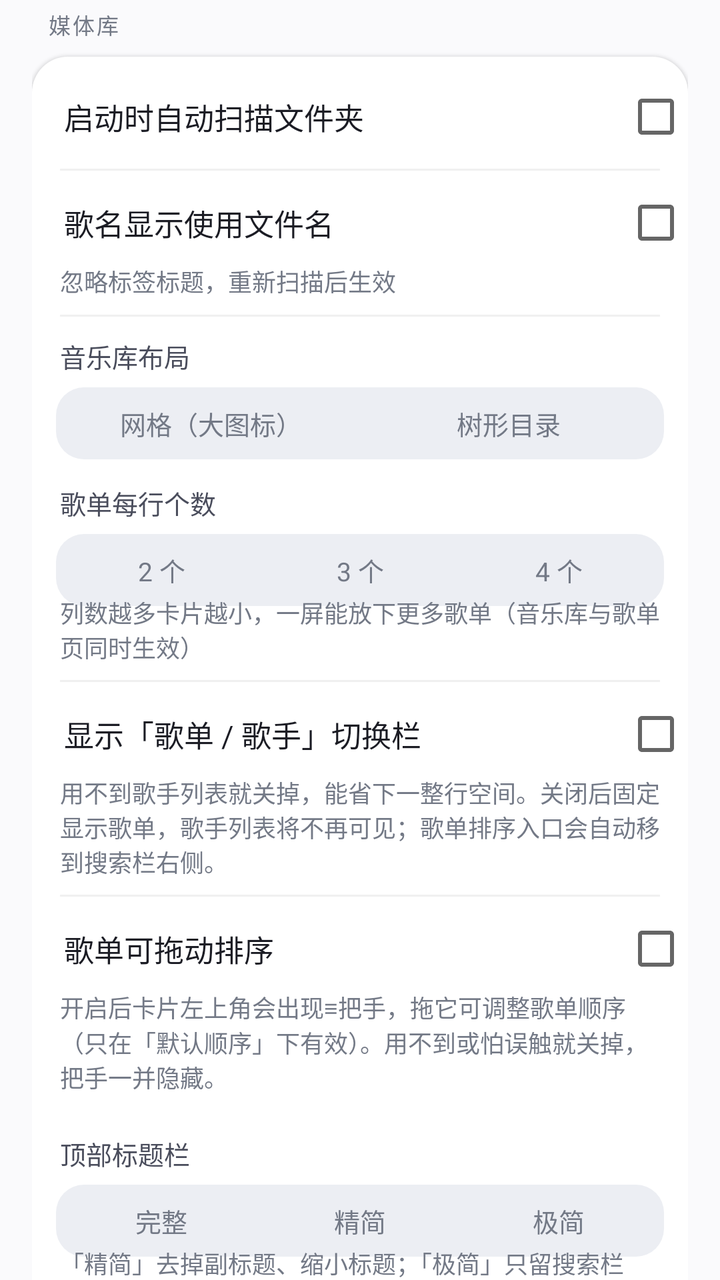
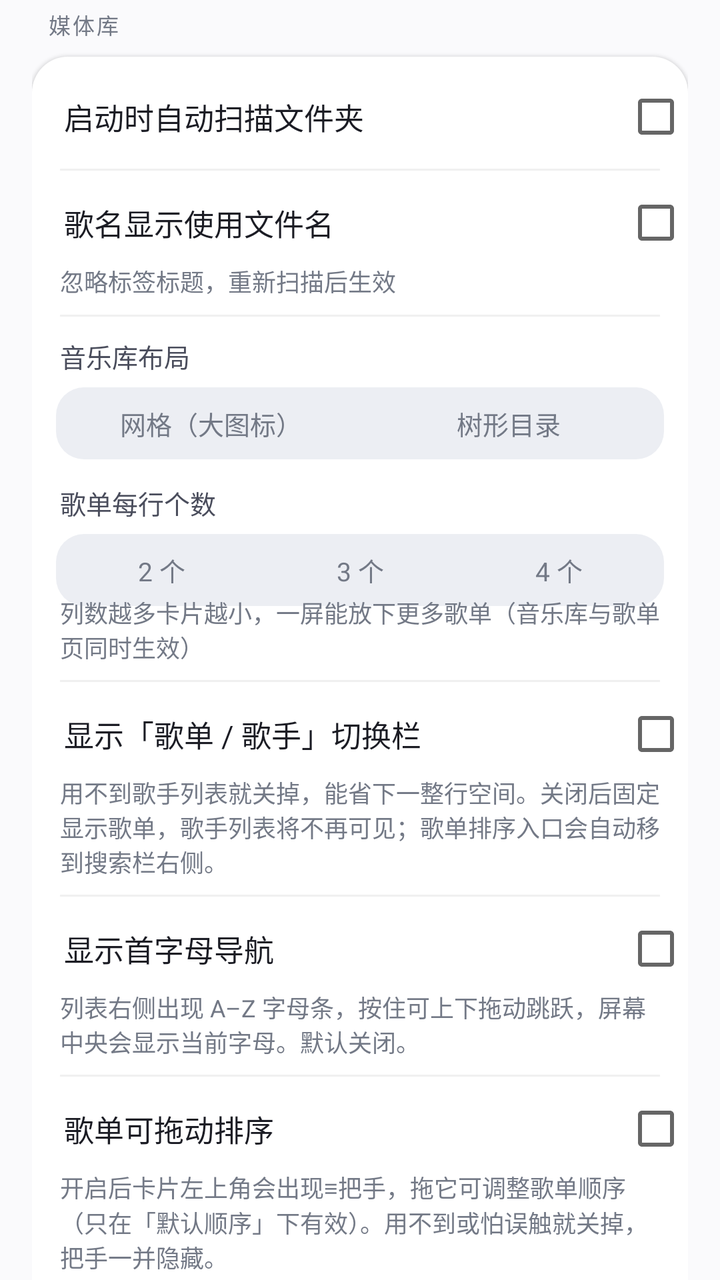

Two renders of the same Android screen: before a commit and after it. Below are the layout's source before the change and the commit's diff.
<!-- AndroidManifest.xml: application theme Theme.SubtitlePlayer -->
<!-- res/layout/settings_dialog.xml -->
<?xml version="1.0" encoding="utf-8"?>
<ScrollView xmlns:android="http://schemas.android.com/apk/res/android"
    android:layout_width="match_parent"
    android:layout_height="match_parent"
    android:overScrollMode="ifContentScrolls"
    android:scrollbars="none">

    <LinearLayout
        android:layout_width="match_parent"
        android:layout_height="wrap_content"
        android:orientation="vertical"
        android:paddingStart="16dp"
        android:paddingEnd="16dp"
        android:paddingTop="2dp"
        android:paddingBottom="10dp">

        
        <TextView
            style="@style/SettingsSection"
            android:layout_marginTop="2dp"
            android:text="@string/settings_cat_library" />

        <LinearLayout style="@style/SettingsCard">

            <CheckBox
                android:id="@+id/chkAutoScan"
                style="@style/SettingsSwitch"
                android:text="@string/auto_scan" />

            <View style="@style/SettingsDivider" />

            <CheckBox
                android:id="@+id/chkTitleFromFilename"
                style="@style/SettingsSwitch"
                android:text="@string/title_from_filename" />

            <TextView
                style="@style/SettingsHint"
                android:text="@string/title_from_filename_hint" />

            <View style="@style/SettingsDivider" />

            <TextView
                style="@style/SettingsLabel"
                android:layout_marginTop="10dp"
                android:text="@string/lib_layout" />

            <RadioGroup
                android:id="@+id/rgLibLayout"
                style="@style/SettingsSegment">

                <RadioButton
                    android:id="@+id/rbLibGrid"
                    style="@style/SettingsSegItem"
                    android:tag="0"
                    android:text="@string/lib_grid" />

                <RadioButton
                    android:id="@+id/rbLibTree"
                    style="@style/SettingsSegItem"
                    android:tag="1"
                    android:text="@string/lib_tree" />
            </RadioGroup>

            
            <TextView
                style="@style/SettingsLabel"
                android:text="@string/playlist_columns" />

            <RadioGroup
                android:id="@+id/rgPlaylistCols"
                style="@style/SettingsSegment">

                <RadioButton
                    android:id="@+id/rbCols2"
                    style="@style/SettingsSegItem"
                    android:tag="2"
                    android:text="@string/cols_2" />

                <RadioButton
                    android:id="@+id/rbCols3"
                    style="@style/SettingsSegItem"
                    android:tag="3"
                    android:text="@string/cols_3" />

                <RadioButton
                    android:id="@+id/rbCols4"
                    style="@style/SettingsSegItem"
                    android:tag="4"
                    android:text="@string/cols_4" />
            </RadioGroup>

            <TextView
                style="@style/SettingsHint"
                android:text="@string/playlist_columns_hint" />

            <View style="@style/SettingsDivider" />

            
            <CheckBox
                android:id="@+id/chkLibSegRow"
                style="@style/SettingsSwitch"
                android:text="@string/lib_seg_row" />

            <TextView
                style="@style/SettingsHint"
                android:text="@string/lib_seg_row_hint" />

            <View style="@style/SettingsDivider" />

            <CheckBox
                android:id="@+id/chkPlaylistDrag"
                style="@style/SettingsSwitch"
                android:text="@string/playlist_drag_enabled" />

            <TextView
                style="@style/SettingsHint"
                android:text="@string/playlist_drag_enabled_hint" />

            
            <TextView
                style="@style/SettingsLabel"
                android:text="@string/lib_header_style" />

            <RadioGroup
                android:id="@+id/rgLibHeader"
                style="@style/SettingsSegment">

                <RadioButton
                    android:id="@+id/rbHeaderFull"
                    style="@style/SettingsSegItem"
                    android:tag="0"
                    android:text="@string/lib_header_full" />

                <RadioButton
                    android:id="@+id/rbHeaderCompact"
                    style="@style/SettingsSegItem"
                    android:tag="1"
                    android:text="@string/lib_header_compact" />

                <RadioButton
                    android:id="@+id/rbHeaderMinimal"
                    style="@style/SettingsSegItem"
                    android:tag="2"
                    android:text="@string/lib_header_minimal" />
            </RadioGroup>

            <TextView
                style="@style/SettingsHint"
                android:text="@string/lib_header_style_hint" />

            <LinearLayout style="@style/SettingsBtnRow">

                <Button
                    android:id="@+id/btnRescanNow"
                    style="@style/BtnStyle"
                    android:layout_width="0dp"
                    android:layout_height="wrap_content"
                    android:layout_marginEnd="5dp"
                    android:layout_weight="1"
                    android:text="@string/rescan" />

                <Button
                    android:id="@+id/btnChangeFolder"
                    style="@style/BtnStyle"
                    android:layout_width="0dp"
                    android:layout_height="wrap_content"
                    android:layout_marginStart="5dp"
                    android:layout_weight="1"
                    android:text="@string/change_folder" />
            </LinearLayout>

            
            <LinearLayout style="@style/SettingsBtnRow"
                android:layout_marginTop="4dp">

                <Button
                    android:id="@+id/btnScanAll"
                    style="@style/BtnStyle"
                    android:layout_width="match_parent"
                    android:layout_height="wrap_content"
                    android:text="@string/scan_all" />
            </LinearLayout>
        </LinearLayout>

        
        <TextView
            style="@style/SettingsSection"
            android:text="@string/settings_cat_lyrics" />

        <LinearLayout style="@style/SettingsCard">

            <CheckBox
                android:id="@+id/chkAutoTrans"
                style="@style/SettingsSwitch"
                android:text="@string/auto_trans" />

            <TextView
                style="@style/SettingsHint"
                android:text="@string/auto_trans_hint" />

            <View style="@style/SettingsDivider" />

            <CheckBox
                android:id="@+id/chkLyricon"
                style="@style/SettingsSwitch"
                android:text="@string/lyricon_enabled" />

            <TextView
                style="@style/SettingsHint"
                android:text="@string/lyricon_hint" />

            <View style="@style/SettingsDivider" />

            <TextView
                style="@style/SettingsLabel"
                android:layout_marginTop="10dp"
                android:text="@string/lyric_size_label" />

            <RadioGroup
                android:id="@+id/rgLyricSize"
                style="@style/SettingsSegment">

                <RadioButton
                    android:id="@+id/rbLyricSmall"
                    style="@style/SettingsSegItem"
                    android:tag="15"
                    android:text="@string/size_small" />

                <RadioButton
                    android:id="@+id/rbLyricMid"
                    style="@style/SettingsSegItem"
                    android:tag="18"
                    android:text="@string/size_medium" />

                <RadioButton
                    android:id="@+id/rbLyricLarge"
                    style="@style/SettingsSegItem"
                    android:tag="22"
                    android:text="@string/size_large" />
            </RadioGroup>

            <TextView
                style="@style/SettingsLabel"
                android:text="@string/lyric_font_label" />

            <RadioGroup
                android:id="@+id/rgFont"
                style="@style/SettingsSegment"
                android:layout_marginBottom="4dp">

                <RadioButton
                    android:id="@+id/rbFontDefault"
                    style="@style/SettingsSegItem"
                    android:tag="0"
                    android:text="@string/font_default" />

                <RadioButton
                    android:id="@+id/rbFontSerif"
                    style="@style/SettingsSegItem"
                    android:tag="1"
                    android:text="@string/font_serif" />

                <RadioButton
                    android:id="@+id/rbFontMono"
                    style="@style/SettingsSegItem"
                    android:tag="2"
                    android:text="@string/font_mono" />
            </RadioGroup>
        </LinearLayout>

        
        <TextView
            style="@style/SettingsSection"
            android:text="@string/settings_cat_desktop" />

        <LinearLayout style="@style/SettingsCard">

            <CheckBox
                android:id="@+id/chkDesktopLyrics"
                style="@style/SettingsSwitch"
                android:text="@string/desktop_lyrics_label" />

            <LinearLayout
                android:id="@+id/lyricsGroup"
                android:layout_width="match_parent"
                android:layout_height="wrap_content"
                android:orientation="vertical"
                android:visibility="gone">

                <View style="@style/SettingsDivider" />

                <TextView
                    style="@style/SettingsLabel"
                    android:layout_marginTop="10dp"
                    android:text="@string/desktop_lyrics_size_label" />

                <RadioGroup
                    android:id="@+id/rgDesktopSize"
                    style="@style/SettingsSegment">

                    <RadioButton
                        android:id="@+id/rbDesktopSizeS"
                        style="@style/SettingsSegItem"
                        android:tag="0"
                        android:text="@string/size_small" />

                    <RadioButton
                        android:id="@+id/rbDesktopSizeM"
                        style="@style/SettingsSegItem"
                        android:tag="1"
                        android:text="@string/size_medium" />

                    <RadioButton
                        android:id="@+id/rbDesktopSizeL"
                        style="@style/SettingsSegItem"
                        android:tag="2"
                        android:text="@string/size_large" />
                </RadioGroup>

                <TextView
                    style="@style/SettingsLabel"
                    android:text="@string/desktop_lyrics_alpha_label" />

                <RadioGroup
                    android:id="@+id/rgDesktopAlpha"
                    style="@style/SettingsSegment">

                    <RadioButton
                        android:id="@+id/rbDesktopAlpha0"
                        style="@style/SettingsSegItem"
                        android:textSize="12sp"
                        android:tag="0"
                        android:text="@string/desktop_lyrics_alpha_0" />

                    <RadioButton
                        android:id="@+id/rbDesktopAlpha1"
                        style="@style/SettingsSegItem"
                        android:textSize="12sp"
                        android:tag="1"
                        android:text="@string/desktop_lyrics_alpha_1" />

                    <RadioButton
                        android:id="@+id/rbDesktopAlpha2"
                        style="@style/SettingsSegItem"
                        android:textSize="12sp"
                        android:tag="2"
                        android:text="@string/desktop_lyrics_alpha_2" />

                    <RadioButton
                        android:id="@+id/rbDesktopAlpha3"
                        style="@style/SettingsSegItem"
                        android:textSize="12sp"
                        android:tag="3"
                        android:text="@string/desktop_lyrics_alpha_3" />
                </RadioGroup>

                <Button
                    android:id="@+id/btnDesktopColor"
                    style="@style/BtnStyle"
                    android:layout_width="match_parent"
                    android:layout_height="wrap_content"
                    android:layout_marginStart="12dp"
                    android:layout_marginEnd="12dp"
                    android:layout_marginTop="12dp"
                    android:text="@string/desktop_lyrics_color" />

                <View
                    style="@style/SettingsDivider"
                    android:layout_marginTop="10dp" />

                <CheckBox
                    android:id="@+id/chkLyricsLocked"
                    style="@style/SettingsSwitch"
                    android:text="@string/desktop_lyrics_locked" />

                <View style="@style/SettingsDivider" />

                <CheckBox
                    android:id="@+id/chkDesktopCenter"
                    style="@style/SettingsSwitch"
                    android:text="@string/desktop_lyrics_center" />

                <TextView
                    style="@style/SettingsHint"
                    android:text="@string/desktop_lyrics_center_hint" />
            </LinearLayout>
        </LinearLayout>

        
        <TextView
            style="@style/SettingsSection"
            android:text="@string/settings_cat_playback" />

        <LinearLayout style="@style/SettingsCard">

            <CheckBox
                android:id="@+id/chkNoSwipeSwitch"
                style="@style/SettingsSwitch"
                android:text="@string/no_swipe_switch" />

            <TextView
                style="@style/SettingsHint"
                android:text="@string/no_swipe_switch_hint" />

            <View style="@style/SettingsDivider" />

            <CheckBox
                android:id="@+id/chkMixAudio"
                style="@style/SettingsSwitch"
                android:text="@string/mix_audio_label" />

            <TextView
                style="@style/SettingsHint"
                android:text="@string/mix_audio_hint" />

            <View style="@style/SettingsDivider" />

            <CheckBox
                android:id="@+id/chkAlarmPlay"
                style="@style/SettingsSwitch"
                android:text="@string/alarm_play" />

            <TextView
                style="@style/SettingsHint"
                android:text="@string/alarm_play_hint" />

            <View style="@style/SettingsDivider" />

            <CheckBox
                android:id="@+id/chkAlarmOnce"
                style="@style/SettingsSwitch"
                android:text="@string/alarm_once_label" />

            <TextView
                style="@style/SettingsHint"
                android:text="@string/alarm_once_hint" />

            <View style="@style/SettingsDivider" />

            <CheckBox
                android:id="@+id/chkPerSong"
                style="@style/SettingsSwitch"
                android:text="@string/per_song_label" />

            <TextView
                style="@style/SettingsHint"
                android:text="@string/per_song_hint" />

            <View style="@style/SettingsDivider" />

            <TextView
                style="@style/SettingsLabel"
                android:layout_marginTop="10dp"
                android:text="@string/seek_step_label" />

            <RadioGroup
                android:id="@+id/rgSeekStep"
                style="@style/SettingsSegment">

                <RadioButton
                    style="@style/SettingsSegItem"
                    android:tag="1"
                    android:text="1s" />

                <RadioButton
                    style="@style/SettingsSegItem"
                    android:tag="2"
                    android:text="2s" />

                <RadioButton
                    style="@style/SettingsSegItem"
                    android:tag="5"
                    android:text="5s" />

                <RadioButton
                    style="@style/SettingsSegItem"
                    android:tag="10"
                    android:text="10s" />

                <RadioButton
                    style="@style/SettingsSegItem"
                    android:tag="15"
                    android:text="15s" />

                <RadioButton
                    style="@style/SettingsSegItem"
                    android:tag="30"
                    android:text="30s" />
            </RadioGroup>

            <View style="@style/SettingsDivider" />

            
            <TextView
                style="@style/SettingsLabel"
                android:layout_marginTop="10dp"
                android:text="@string/back_step_label" />

            <RadioGroup
                android:id="@+id/rgBackStep"
                style="@style/SettingsSegment">

                
                <RadioButton
                    style="@style/SettingsSegItem"
                    android:tag="0"
                    android:text="@string/back_step_stepwise" />

                
                <RadioButton
                    style="@style/SettingsSegItem"
                    android:tag="1"
                    android:text="@string/back_step_jump" />
            </RadioGroup>

            <TextView
                style="@style/SettingsHint"
                android:text="@string/back_step_hint" />

            <View style="@style/SettingsDivider" />

            <TextView
                style="@style/SettingsLabel"
                android:layout_marginTop="10dp"
                android:text="@string/video_tap_zone_label" />

            <RadioGroup
                android:id="@+id/rgVideoTapZone"
                style="@style/SettingsSegment">

                <RadioButton
                    style="@style/SettingsSegItem"
                    android:tag="33"
                    android:text="@string/video_tap_zone_third" />

                <RadioButton
                    style="@style/SettingsSegItem"
                    android:tag="50"
                    android:text="@string/video_tap_zone_half" />

                <RadioButton
                    style="@style/SettingsSegItem"
                    android:tag="66"
                    android:text="@string/video_tap_zone_two_thirds" />
            </RadioGroup>

            <TextView
                style="@style/SettingsHint"
                android:text="@string/video_tap_zone_hint" />

            <Button
                android:id="@+id/btnEqSettings"
                style="@style/BtnStyle"
                android:layout_width="match_parent"
                android:layout_height="wrap_content"
                android:layout_marginStart="12dp"
                android:layout_marginEnd="12dp"
                android:layout_marginTop="12dp"
                android:layout_marginBottom="6dp"
                android:text="@string/eq_entry" />
        </LinearLayout>

        
        <TextView
            style="@style/SettingsSection"
            android:text="@string/settings_cat_appearance" />

        <LinearLayout style="@style/SettingsCard">

            <TextView
                style="@style/SettingsLabel"
                android:layout_marginTop="10dp"
                android:text="@string/ui_size_label" />

            <RadioGroup
                android:id="@+id/rgUiSize"
                style="@style/SettingsSegment">

                <RadioButton
                    android:id="@+id/rbUiSmall"
                    style="@style/SettingsSegItem"
                    android:tag="13"
                    android:text="@string/size_small" />

                <RadioButton
                    android:id="@+id/rbUiStd"
                    style="@style/SettingsSegItem"
                    android:tag="15"
                    android:text="@string/size_standard" />

                <RadioButton
                    android:id="@+id/rbUiLarge"
                    style="@style/SettingsSegItem"
                    android:tag="17"
                    android:text="@string/size_large" />
            </RadioGroup>

            <Button
                android:id="@+id/btnTheme"
                style="@style/BtnStyle"
                android:layout_width="match_parent"
                android:layout_height="wrap_content"
                android:layout_marginStart="12dp"
                android:layout_marginEnd="12dp"
                android:layout_marginTop="12dp"
                android:layout_marginBottom="6dp"
                android:text="@string/theme_entry" />
        </LinearLayout>

        
        <TextView
            style="@style/SettingsSection"
            android:text="@string/settings_cat_tools" />

        <LinearLayout style="@style/SettingsCard"
            android:paddingBottom="2dp">

            <LinearLayout style="@style/SettingsBtnRow"
                android:layout_marginBottom="2dp">

                <Button
                    android:id="@+id/btnAsrEntry"
                    style="@style/BtnStyle"
                    android:layout_width="0dp"
                    android:layout_height="wrap_content"
                    android:layout_marginEnd="5dp"
                    android:layout_weight="1"
                    android:text="@string/asr_entry" />

                <Button
                    android:id="@+id/btnTransSettings"
                    style="@style/BtnStyle"
                    android:layout_width="0dp"
                    android:layout_height="wrap_content"
                    android:layout_marginStart="5dp"
                    android:layout_weight="1"
                    android:text="@string/trans_settings" />
            </LinearLayout>

            <LinearLayout style="@style/SettingsBtnRow"
                android:layout_marginTop="4dp">

                <Button
                    android:id="@+id/btnExportLog"
                    style="@style/BtnStyle"
                    android:layout_width="0dp"
                    android:layout_height="wrap_content"
                    android:layout_marginEnd="5dp"
                    android:layout_weight="1"
                    android:text="@string/playback_log_btn" />

                <Button
                    android:id="@+id/btnAbout"
                    style="@style/BtnStyle"
                    android:layout_width="0dp"
                    android:layout_height="wrap_content"
                    android:layout_marginStart="5dp"
                    android:layout_weight="1"
                    android:text="@string/about" />
            </LinearLayout>

            
            <LinearLayout style="@style/SettingsBtnRow"
                android:layout_marginTop="4dp">

                <Button
                    android:id="@+id/btnHidden"
                    style="@style/BtnStyle"
                    android:layout_width="0dp"
                    android:layout_height="wrap_content"
                    android:layout_weight="1"
                    android:text="@string/hidden_entry" />
            </LinearLayout>

            <TextView
                style="@style/SettingsHint"
                android:layout_marginTop="0dp"
                android:text="@string/playback_log_hint" />
        </LinearLayout>

    </LinearLayout>
</ScrollView>
<!-- resources referenced by this layout -->
<resources>
  <string name="about">关于拾音</string>
  <string name="alarm_once_label">仅播放一次</string>
  <string name="alarm_play">定时开始播放</string>
  <string name="asr_entry">歌词识别（日语）</string>
  <string name="auto_scan">启动时自动扫描文件夹</string>
  <string name="auto_trans">自动翻译非中文歌词</string>
  <string name="back_step_jump">直接回列表</string>
  <string name="back_step_label">返回键级数</string>
  <string name="back_step_stepwise">逐级返回</string>
  <string name="change_folder">添加扫描文件夹</string>
  <string name="cols_2">2 个</string>
  <string name="cols_3">3 个</string>
  <string name="cols_4">4 个</string>
  <string name="desktop_lyrics_alpha_0">不透明</string>
  <string name="desktop_lyrics_alpha_1">半透明</string>
  <string name="desktop_lyrics_alpha_2">更透明</string>
  <string name="desktop_lyrics_alpha_3">全透明</string>
  <string name="desktop_lyrics_alpha_label">背景透明度</string>
  <string name="desktop_lyrics_center">居中显示</string>
  <string name="desktop_lyrics_color">歌词文字颜色</string>
  <string name="desktop_lyrics_label">桌面歌词</string>
  <string name="desktop_lyrics_locked">锁定位置（不可拖动）</string>
  <string name="desktop_lyrics_size_label">歌词字号</string>
  <string name="eq_entry">音效</string>
  <string name="font_default">默认</string>
  <string name="font_mono">等宽</string>
  <string name="font_serif">衬线</string>
  <string name="hidden_entry">已隐藏的内容</string>
  <string name="lib_grid">网格（大图标）</string>
  <string name="lib_header_compact">精简</string>
  <string name="lib_header_full">完整</string>
  <string name="lib_header_minimal">极简</string>
  <string name="lib_header_style">顶部标题栏</string>
  <string name="lib_layout">音乐库布局</string>
  <string name="lib_seg_row">显示「歌单 / 歌手」切换栏</string>
  <string name="lib_tree">树形目录</string>
  <string name="lyric_font_label">歌词字体</string>
  <string name="lyric_size_label">歌词字号</string>
  <string name="lyricon_enabled">状态栏歌词（词幕）</string>
  <string name="mix_audio_hint">开启后不会因其他应用（视频/广告等）播放而暂停，适合边听歌边刷视频</string>
  <string name="mix_audio_label">与其他音频同时播放</string>
  <string name="no_swipe_switch">禁止上下滑动切歌</string>
  <string name="per_song_hint">开启后切走再切回，从上次位置继续（占用更多存储，建议歌曲多时关闭）</string>
  <string name="per_song_label">记住每首歌的播放进度</string>
  <string name="playback_log_btn">导出运行日志</string>
  <string name="playback_log_hint">播放异常时点「导出运行日志」，复制日志发给作者即可</string>
  <string name="playlist_columns">歌单每行个数</string>
  <string name="playlist_drag_enabled">歌单可拖动排序</string>
  <string name="rescan">重新扫描</string>
  <string name="scan_all">一键扫描文件库</string>
  <string name="seek_step_label">快进退时长</string>
  <string name="settings_cat_appearance">外观</string>
  <string name="settings_cat_desktop">桌面歌词</string>
  <string name="settings_cat_library">媒体库</string>
  <string name="settings_cat_lyrics">歌词</string>
  <string name="settings_cat_playback">播放</string>
  <string name="settings_cat_tools">工具</string>
  <string name="size_large">大</string>
  <string name="size_medium">中</string>
  <string name="size_small">小</string>
  <string name="size_standard">标准</string>
  <string name="theme_entry">主题</string>
  <string name="title_from_filename">歌名显示使用文件名</string>
  <string name="title_from_filename_hint">忽略标签标题，重新扫描后生效</string>
  <string name="trans_settings">翻译设置</string>
  <string name="ui_size_label">界面字号</string>
  <string name="video_tap_zone_half">左右各 1/2</string>
  <string name="video_tap_zone_hint">点击左侧回退、右侧快进；中间区域按左/右侧边界归类。</string>
  <string name="video_tap_zone_label">视频快进/快退区域</string>
  <string name="video_tap_zone_third">左右各 1/3</string>
  <string name="video_tap_zone_two_thirds">左右各 2/3</string>
  <color name="text_primary">#1B1C24</color>
  <color name="divider">#0F000000</color>
  <color name="text_hint">#737986</color>
  <color name="text_normal">#4A4D5C</color>
  <color name="bg">#FAFAFC</color>
  <color name="accent">#4A6CF7</color>
  <color name="surface">#FFFFFF</color>
  <color name="segment_track">#ECEEF3</color>
  <!-- unchanged entries left out for length: 27 -->
</resources>

<!-- the commit's change to res/layout/settings_dialog.xml (unified diff, before → after) -->
@@ -105,6 +105,18 @@
             <TextView
                 style="@style/SettingsHint"
                 android:text="@string/lib_seg_row_hint" />
+
+            <View style="@style/SettingsDivider" />
+
+            
+            <CheckBox
+                android:id="@+id/chkAlphaIndex"
+                style="@style/SettingsSwitch"
+                android:text="@string/alpha_index_enabled" />
+
+            <TextView
+                style="@style/SettingsHint"
+                android:text="@string/alpha_index_enabled_hint" />
 
             <View style="@style/SettingsDivider" />
 
<!-- resource entries referenced after the edit -->
@@ -3,6 +3,8 @@
   <string name="about">关于拾音</string>
   <string name="alarm_once_label">仅播放一次</string>
   <string name="alarm_play">定时开始播放</string>
+  <string name="alpha_index_enabled">显示首字母导航</string>
+  <string name="alpha_index_enabled_hint">列表右侧出现 A–Z 字母条，按住可上下拖动跳跃，屏幕中央会显示当前字母。默认关闭。</string>
   <string name="asr_entry">歌词识别（日语）</string>
   <string name="auto_scan">启动时自动扫描文件夹</string>
   <string name="auto_trans">自动翻译非中文歌词</string>
